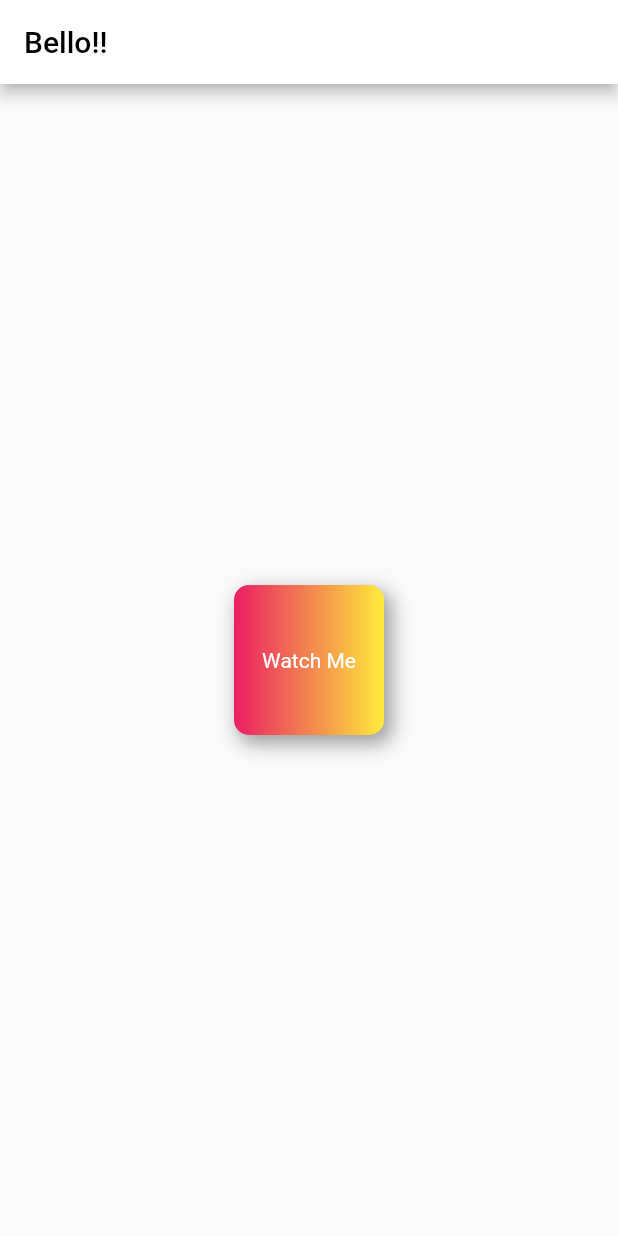
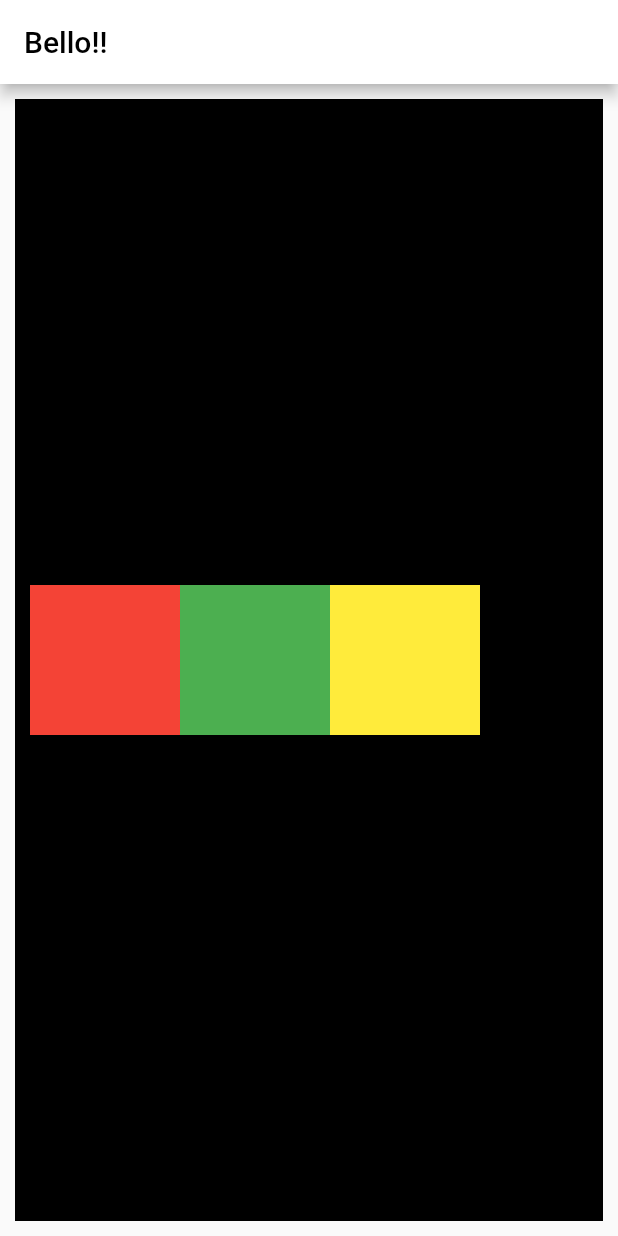
Before and after one commit to swag2716/my_app, a Flutter app: the screen it shows after launch, on a phone screen of 412 x 824 dp. Run offline on Flutter 3.47's test engine with Material 2 defaults, Android fonts, the phone set to English and light mode, and no system bars.

Commit message:
my_app3 done

```diff
--- a/lib/main.dart
+++ b/lib/main.dart
@@ -16,18 +16,35 @@ class myApp extends StatelessWidget {
         title: Text("Bello!!", style: TextStyle(color: Colors.black),),
         backgroundColor: Colors.white,
       ),
-      body: Center(
+      body: Padding(
+        padding: const EdgeInsets.all(10.0),
         child: Container(
-          width: 100,
-          height: 100,
-          child: Text("Watch Me", style: TextStyle(color: Colors.white),),
-          alignment: Alignment.center,
-          decoration: BoxDecoration(
-            borderRadius: BorderRadius.circular(10),
-            gradient: LinearGradient(colors: [Colors.pink, Colors.yellow,]),
-            boxShadow: [
-              BoxShadow(color: Colors.grey, blurRadius: 10, spreadRadius: 1, offset: Offset(4, 5)),
-            ]
+          width: MediaQuery.of(context).size.width,
+          height: MediaQuery.of(context).size.height,
+          color: Colors.black,
+          child: Padding(
+            padding: const EdgeInsets.all(10.0),
+            child: Row(
+              mainAxisAlignment: MainAxisAlignment.start,
+              crossAxisAlignment: CrossAxisAlignment.center,
+              children: [
+                Container(
+                  width: 100,
+                  height: 100,
+                  color: Colors.red,
+                ),
+                Container(
+                  width: 100,
+                  height: 100,
+                  color: Colors.green,
+                ),
+                Container(
+                  width: 100,
+                  height: 100,
+                  color: Colors.yellow,
+                ),
+              ],
+            ),
           ),
         ),
       ),
```
